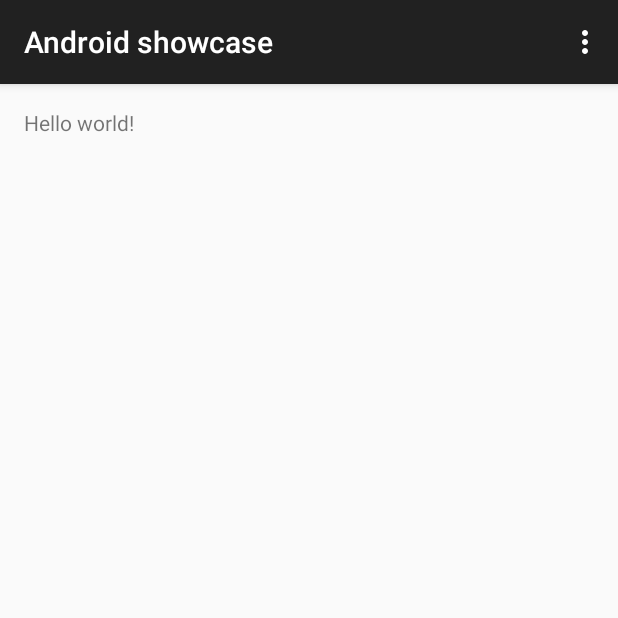
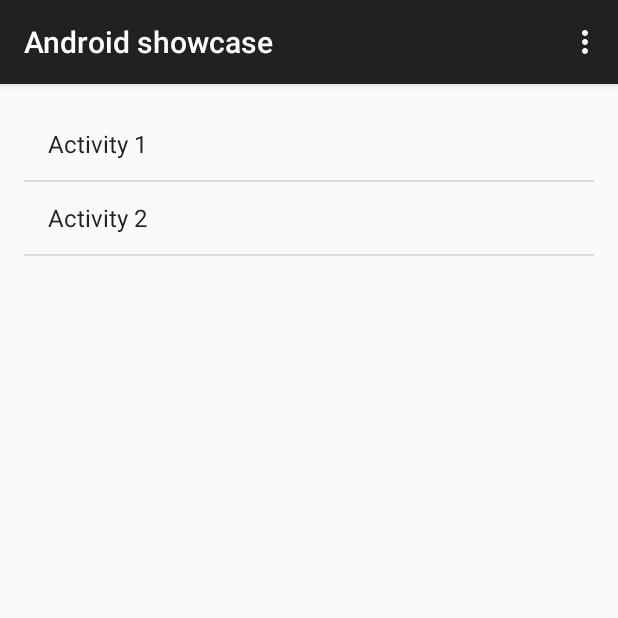
Before and after one commit to spun/android-showcase, an Android app: the screen it shows after launch (MainActivity), on a phone screen of 412 x 824 dp, the top half of it. Run offline under Robolectric (Android 15) with nearby library versions, the phone set to English and light mode, and no system bars.

Commit message:
Añade una lista para las actividades elegibles

```diff
--- a/app/src/main/java/com/example/spun/androidshowcase/MainActivity.java
+++ b/app/src/main/java/com/example/spun/androidshowcase/MainActivity.java
@@ -4,13 +4,48 @@ import android.support.v7.app.AppCompatActivity;
 import android.os.Bundle;
 import android.view.Menu;
 import android.view.MenuItem;
+import android.view.View;
+import android.widget.AdapterView;
+import android.widget.ArrayAdapter;
+import android.widget.ListView;
+import android.widget.Toast;
+
+import java.util.ArrayList;
+import java.util.Arrays;
+import java.util.List;
 
 public class MainActivity extends AppCompatActivity {
+
+    ArrayAdapter<String> mActivitiesAdapter;
 
     @Override
     protected void onCreate(Bundle savedInstanceState) {
         super.onCreate(savedInstanceState);
         setContentView(R.layout.activity_main);
+
+        // Lista de actividades
+        String[] data = {
+                "Activity 1",
+                "Activity 2"
+        };
+        List<String> activitiesList = new ArrayList<>(Arrays.asList(data));
+
+        mActivitiesAdapter =
+                new ArrayAdapter<>(
+                        this,
+                        android.R.layout.simple_list_item_1,
+                        activitiesList);
+
+        ListView listView = (ListView) findViewById(R.id.listview_activities);
+        listView.setAdapter(mActivitiesAdapter);
+        listView.setOnItemClickListener(new AdapterView.OnItemClickListener() {
+
+            @Override
+            public void onItemClick(AdapterView<?> adapterView, View view, int position, long l) {
+                String activity = mActivitiesAdapter.getItem(position);
+                Toast.makeText(getApplicationContext(), activity, Toast.LENGTH_LONG).show();
+            }
+        });
     }
 
     @Override
--- a/app/src/main/res/layout/activity_main.xml
+++ b/app/src/main/res/layout/activity_main.xml
@@ -1,11 +1,13 @@
-<RelativeLayout xmlns:android="http://schemas.android.com/apk/res/android"
+<FrameLayout xmlns:android="http://schemas.android.com/apk/res/android"
     xmlns:tools="http://schemas.android.com/tools" android:layout_width="match_parent"
     android:layout_height="match_parent" android:paddingLeft="@dimen/activity_horizontal_margin"
     android:paddingRight="@dimen/activity_horizontal_margin"
     android:paddingTop="@dimen/activity_vertical_margin"
     android:paddingBottom="@dimen/activity_vertical_margin" tools:context=".MainActivity">
 
-    <TextView android:text="@string/hello_world" android:layout_width="wrap_content"
-        android:layout_height="wrap_content" />
+    <ListView
+        android:id="@+id/listview_activities"
+        android:layout_width="match_parent"
+        android:layout_height="match_parent" />
 
-</RelativeLayout>
+</FrameLayout>
```
Also changed, not shown: 1 other file.
